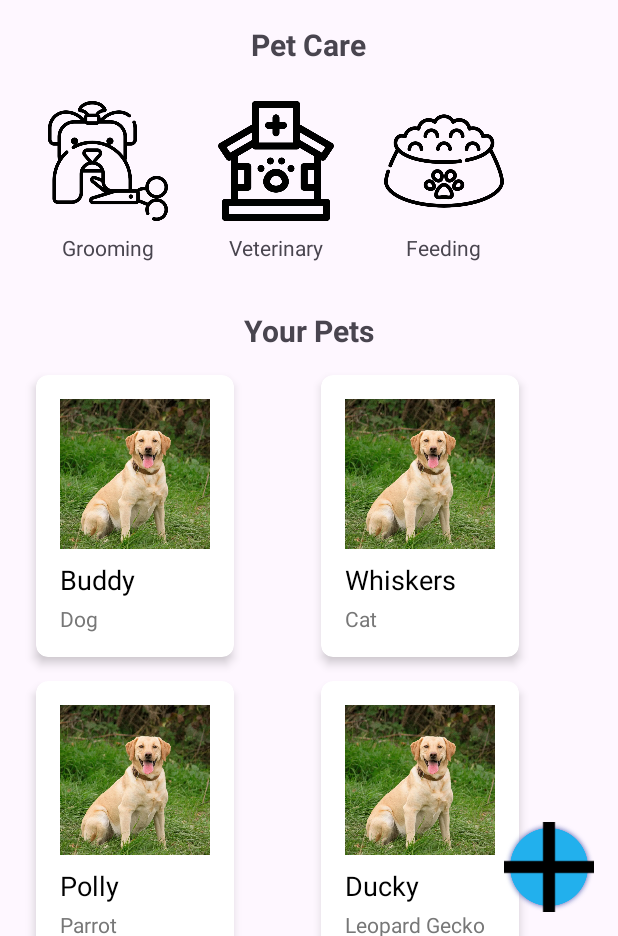
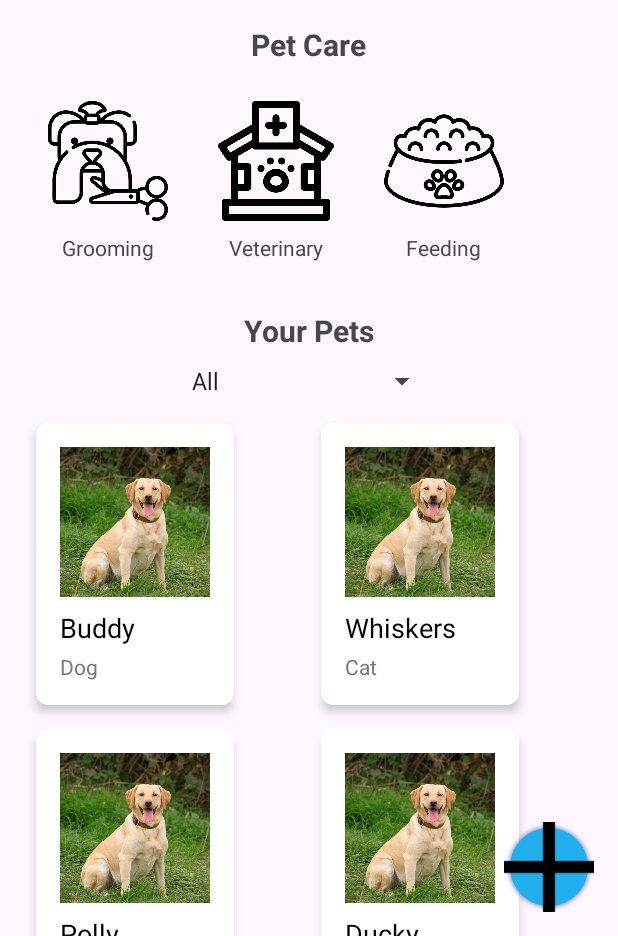
Before and after one commit to lexilure/MOBDEVE-MCO, an Android app: the screen it shows after launch (MainActivity), on a phone screen of 412 x 824 dp, the part 300-1236 px from its top. Run offline under Robolectric (Android 15) with nearby library versions, the phone set to English and light mode, and no system bars.

Commit message:
Added "Pet Type" filtering

```diff
--- a/app/src/main/java/mobdeve/com/s20/group3/mco/MainActivity.java
+++ b/app/src/main/java/mobdeve/com/s20/group3/mco/MainActivity.java
@@ -3,9 +3,15 @@ package mobdeve.com.s20.group3.mco;
 import android.content.Intent;
 import android.os.Bundle;
 import android.view.View;
+import android.widget.AdapterView;
+import android.widget.ArrayAdapter;
+import android.widget.Spinner;
+import android.widget.Toast;
+
 import androidx.appcompat.app.AppCompatActivity;
 import androidx.recyclerview.widget.GridLayoutManager;
 import androidx.recyclerview.widget.RecyclerView;
+
 import java.util.List;
 
 public class MainActivity extends AppCompatActivity {
@@ -13,6 +19,7 @@ public class MainActivity extends AppCompatActivity {
     private PetAdapter petAdapter;
     private PetDatabase petDatabase;
     private List<Pet> petList;
+    private List<String> petTypes;
 
     @Override
     protected void onCreate(Bundle savedInstanceState) {
@@ -22,8 +29,10 @@ public class MainActivity extends AppCompatActivity {
         // Initialize the database
         petDatabase = new PetDatabase(this);
 
-        // Retrieve all pets from the database
+        // Retrieve all pets and distinct pet types from the database
         petList = petDatabase.getAllPets();
+        petTypes = petDatabase.getDistinctPetTypes();
+        petTypes.add(0, "All"); // Add "All" option at the top
 
         // Set up the RecyclerView for pets
         RecyclerView petsRecyclerView = findViewById(R.id.petsRecyclerView);
@@ -31,6 +40,40 @@ public class MainActivity extends AppCompatActivity {
 
         petAdapter = new PetAdapter(petList, this);
         petsRecyclerView.setAdapter(petAdapter);
+
+        // Set up Spinner for sorting
+        Spinner spinnerSort = findViewById(R.id.spinnerSort);
+        ArrayAdapter<String> spinnerAdapter = new ArrayAdapter<>(this, android.R.layout.simple_spinner_item, petTypes);
+        spinnerAdapter.setDropDownViewResource(android.R.layout.simple_spinner_dropdown_item);
+        spinnerSort.setAdapter(spinnerAdapter);
+
+        // Handle Spinner selection events
+        spinnerSort.setOnItemSelectedListener(new AdapterView.OnItemSelectedListener() {
+            @Override
+            public void onItemSelected(AdapterView<?> parent, View view, int position, long id) {
+                String selectedType = petTypes.get(position);
+
+                if ("All".equals(selectedType)) {
+                    // Show all pets
+                    petList.clear();
+                    petList.addAll(petDatabase.getAllPets());
+                } else {
+                    // Show pets of the selected type
+                    petList.clear();
+                    petList.addAll(petDatabase.getPetsByType(selectedType));
+                }
+
+                // Notify adapter of data changes
+                petAdapter.notifyDataSetChanged();
+
+                Toast.makeText(MainActivity.this, "Filtered by: " + selectedType, Toast.LENGTH_SHORT).show();
+            }
+
+            @Override
+            public void onNothingSelected(AdapterView<?> parent) {
+                // No action needed
+            }
+        });
     }
 
     // Method to navigate to AddPetActivity
--- a/app/src/main/java/mobdeve/com/s20/group3/mco/PetDatabase.java
+++ b/app/src/main/java/mobdeve/com/s20/group3/mco/PetDatabase.java
@@ -6,6 +6,7 @@ import android.database.Cursor;
 import android.database.sqlite.SQLiteDatabase;
 
 import java.util.ArrayList;
+import java.util.List;
 
 public class PetDatabase {
 
@@ -101,4 +102,52 @@ public class PetDatabase {
 
         return result;
     }
+
+    // Retrieve all distinct pet types
+    public List<String> getDistinctPetTypes() {
+        List<String> result = new ArrayList<>();
+
+        SQLiteDatabase db = petDatabaseHelper.getReadableDatabase();
+        String query = "SELECT DISTINCT " + PetDatabaseHelper.COLUMN_TYPE +
+                " FROM " + PetDatabaseHelper.TABLE_PETS;
+
+        Cursor cursor = db.rawQuery(query, null);
+        if (cursor.moveToFirst()) {
+            do {
+                result.add(cursor.getString(cursor.getColumnIndexOrThrow(PetDatabaseHelper.COLUMN_TYPE)));
+            } while (cursor.moveToNext());
+        }
+
+        cursor.close();
+        db.close();
+        return result;
+    }
+
+    public List<Pet> getPetsByType(String type) {
+        List<Pet> result = new ArrayList<>();
+
+        SQLiteDatabase db = petDatabaseHelper.getReadableDatabase();
+        String query = "SELECT * FROM " + PetDatabaseHelper.TABLE_PETS +
+                " WHERE " + PetDatabaseHelper.COLUMN_TYPE + " = ?";
+        Cursor cursor = db.rawQuery(query, new String[]{type});
+
+        if (cursor.moveToFirst()) {
+            do {
+                Pet pet = new Pet(
+                        cursor.getString(cursor.getColumnIndexOrThrow(PetDatabaseHelper.COLUMN_NAME)),
+                        cursor.getString(cursor.getColumnIndexOrThrow(PetDatabaseHelper.COLUMN_TYPE)),
+                        cursor.getInt(cursor.getColumnIndexOrThrow(PetDatabaseHelper.COLUMN_IMAGE_RES_ID)),
+                        cursor.getString(cursor.getColumnIndexOrThrow(PetDatabaseHelper.COLUMN_NEXT_FEEDING_SCHEDULE)),
+                        cursor.getString(cursor.getColumnIndexOrThrow(PetDatabaseHelper.COLUMN_AREA_WEATHER)),
+                        cursor.getDouble(cursor.getColumnIndexOrThrow(PetDatabaseHelper.COLUMN_AREA_TEMPERATURE)),
+                        cursor.getString(cursor.getColumnIndexOrThrow(PetDatabaseHelper.COLUMN_PET_LOCATION))
+                );
+                result.add(pet);
+            } while (cursor.moveToNext());
+        }
+
+        cursor.close();
+        db.close();
+        return result;
+    }
 }
--- a/app/src/main/res/layout/activity_main.xml
+++ b/app/src/main/res/layout/activity_main.xml
@@ -123,13 +123,22 @@
         android:layout_below="@id/servicesGrid"
         android:layout_centerHorizontal="true" />
 
+    <!-- Sort Spinner -->
+    <Spinner
+        android:id="@+id/spinnerSort"
+        android:layout_width="wrap_content"
+        android:layout_height="wrap_content"
+        android:layout_marginTop="8dp"
+        android:layout_below="@id/petsTitle"
+        android:layout_centerHorizontal="true" />
+
     <!-- Pets RecyclerView -->
     <androidx.recyclerview.widget.RecyclerView
         android:id="@+id/petsRecyclerView"
         android:layout_width="match_parent"
         android:layout_height="wrap_content"
         android:layout_marginTop="8dp"
-        android:layout_below="@id/petsTitle"
+        android:layout_below="@id/spinnerSort"
         android:layout_centerHorizontal="true"
         android:layout_marginStart="16dp"
         android:layout_marginEnd="16dp" />
```
Also changed, not shown: 179 other files.
